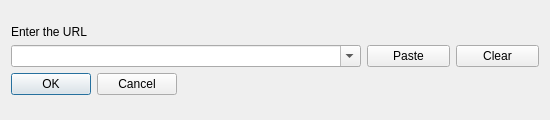
The window that forms/open_url_window.ui (Communist02/AnimePlayer) describes before a commit, drawn with Qt 5.
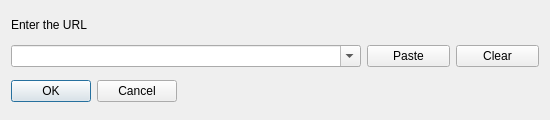
The same window after the commit. Icons and pictures are not drawn.

Patch:
```diff
--- a/forms/open_url_window.ui
+++ b/forms/open_url_window.ui
@@ -19,8 +19,6 @@
   </property>
   <layout class="QVBoxLayout" name="verticalLayout_2">
    <item>
-    <layout class="QVBoxLayout" name="verticalLayout">
-     <item>
       <widget class="QLabel" name="label">
        <property name="sizePolicy">
         <sizepolicy hsizetype="Preferred" vsizetype="Fixed">
@@ -85,8 +83,6 @@
         <set>QDialogButtonBox::StandardButton::Cancel|QDialogButtonBox::StandardButton::Ok</set>
        </property>
       </widget>
-     </item>
-    </layout>
    </item>
   </layout>
  </widget>
```
Lines whose indentation alone changed are shown as unchanged.
